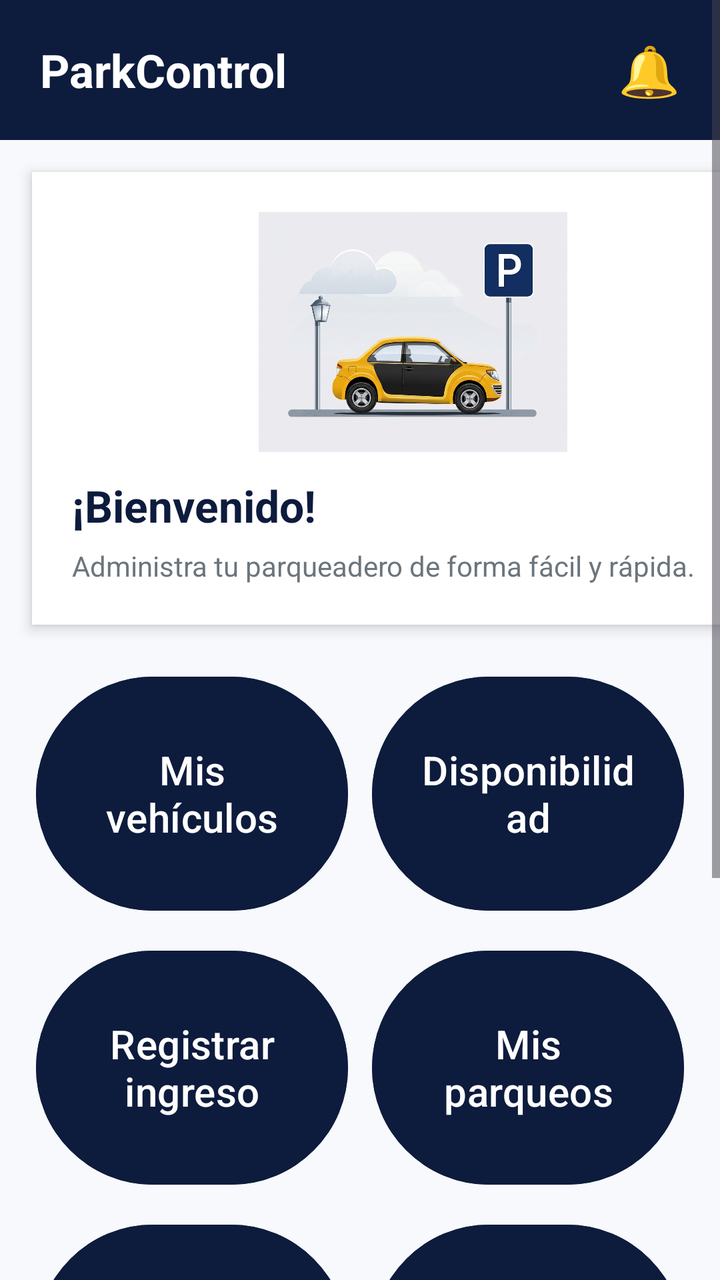
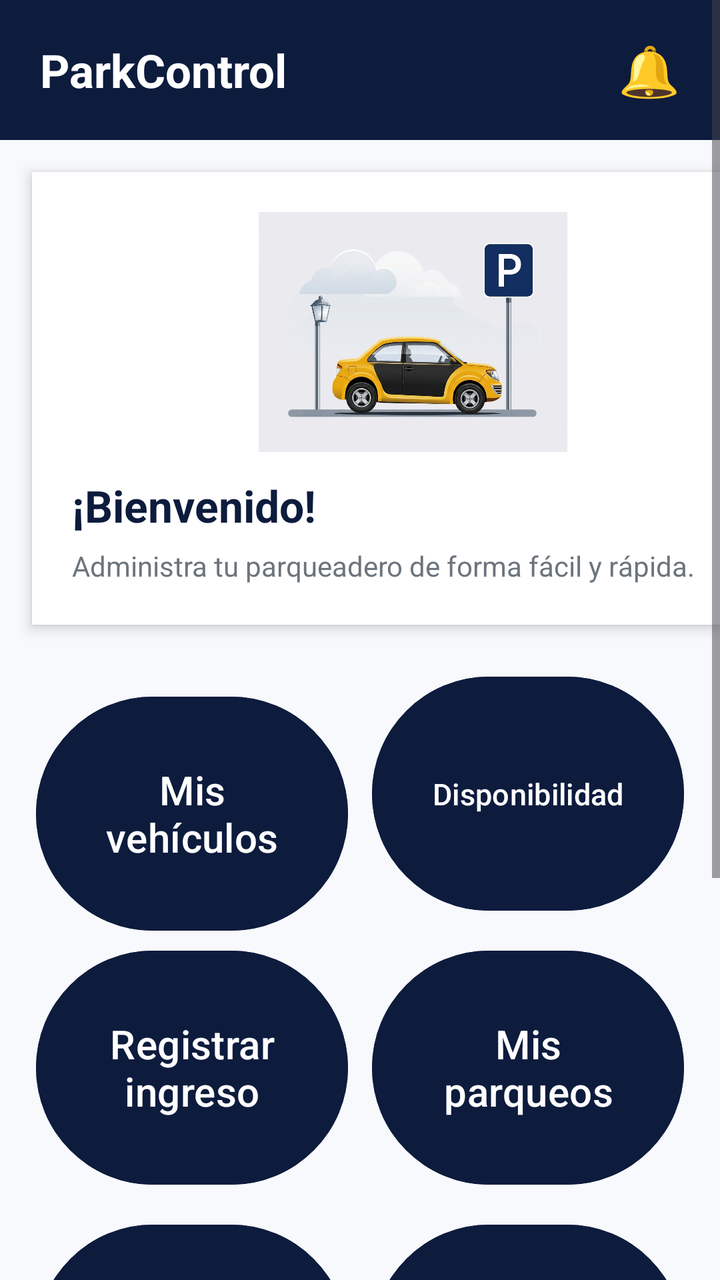

Screens rendered from an Android XML layout before and after an edit, with the pre-edit source and the edit as a unified diff.
<!-- AndroidManifest.xml: application theme Theme.ParkControl -->
<!-- res/layout/mainmenuactivity.xml -->
<?xml version="1.0" encoding="utf-8"?>
<ScrollView xmlns:android="http://schemas.android.com/apk/res/android"
    xmlns:app="http://schemas.android.com/apk/res-auto"
    android:layout_width="match_parent"
    android:layout_height="match_parent"
    android:background="#F7F9FC">

    <LinearLayout
        android:layout_width="match_parent"
        android:layout_height="wrap_content"
        android:orientation="vertical">

        

        <LinearLayout
            android:layout_width="match_parent"
            android:layout_height="70dp"
            android:background="#0D1B3D"
            android:gravity="center_vertical"
            android:orientation="horizontal"
            android:paddingStart="20dp"
            android:paddingEnd="20dp">

            <TextView
                android:layout_width="0dp"
                android:layout_height="wrap_content"
                android:layout_weight="1"
                android:text="ParkControl"
                android:fontFamily=""
                android:textColor="#FFFFFF"
                android:textSize="23sp"
                android:textStyle="bold" />

            <TextView
                android:layout_width="wrap_content"
                android:layout_height="wrap_content"
                android:text="🔔"
                android:textSize="25sp" />

        </LinearLayout>


        


        

        <LinearLayout
            android:layout_width="381dp"
            android:layout_height="wrap_content"
            android:layout_margin="16dp"
            android:background="#FFFFFF"
            android:elevation="4dp"
            android:orientation="vertical"
            android:padding="20dp">

            <ImageView
                android:id="@+id/imgHeader"
                android:layout_width="match_parent"
                android:layout_height="120dp"
                android:layout_marginBottom="12dp"
                android:contentDescription="Ilustración de parqueadero"
                android:scaleType="fitCenter"
                android:src="@drawable/imagenprincipal" />

            <TextView
                android:layout_width="wrap_content"
                android:layout_height="wrap_content"
                android:text="¡Bienvenido!"
                android:textColor="#0D1B3D"
                android:textSize="22sp"
                android:textStyle="bold" />

            <TextView
                android:layout_width="wrap_content"
                android:layout_height="wrap_content"
                android:layout_marginTop="6dp"
                android:text="Administra tu parqueadero de forma fácil y rápida."
                android:textColor="#6C757D"
                android:textSize="14sp" />

        </LinearLayout>

        <LinearLayout
            android:layout_width="match_parent"
            android:layout_height="wrap_content"
            android:orientation="horizontal"
            android:paddingStart="12dp"
            android:paddingEnd="12dp">

            <Button
                android:id="@+id/btnVehiculos"
                android:layout_width="0dp"
                android:layout_height="125dp"
                android:layout_margin="6dp"
                android:layout_weight="1"
                android:text="Mis vehículos"
                android:textColor="#FFFFFF"
                android:textSize="20sp"
                android:backgroundTint="#0D1B3D"/>

            <Button
                android:id="@+id/btnDisponibilidad"
                android:layout_width="0dp"
                android:layout_height="125dp"
                android:layout_margin="6dp"
                android:layout_weight="1"
                android:text="Disponibilidad"
                android:textColor="#FFFFFF"
                android:textSize="20sp"
                android:backgroundTint="#0D1B3D"/>

        </LinearLayout>


        

        <LinearLayout
            android:layout_width="match_parent"
            android:layout_height="wrap_content"
            android:orientation="horizontal"
            android:paddingStart="12dp"
            android:paddingEnd="12dp">

            <Button
                android:id="@+id/btnIngreso"
                android:layout_width="0dp"
                android:layout_height="125dp"
                android:layout_margin="6dp"
                android:layout_weight="1"
                android:text="Registrar ingreso"
                android:textColor="#FFFFFF"
                android:textSize="20sp"
                android:backgroundTint="#0D1B3D" />

            <Button
                android:id="@+id/btnParqueos"
                android:layout_width="0dp"
                android:layout_height="125dp"
                android:layout_margin="6dp"
                android:layout_weight="1"
                android:text="Mis parqueos"
                android:textColor="#FFFFFF"
                android:textSize="20sp"
                android:backgroundTint="#0D1B3D"/>

        </LinearLayout>


        

        <LinearLayout
            android:layout_width="match_parent"
            android:layout_height="wrap_content"
            android:orientation="horizontal"
            android:paddingStart="12dp"
            android:paddingEnd="12dp">

            <Button
                android:id="@+id/btnHistorial"
                android:layout_width="0dp"
                android:layout_height="125dp"
                android:layout_margin="6dp"
                android:layout_weight="1"
                android:text="Historial"
                android:textColor="#FFFFFF"
                android:textSize="20sp"
                android:backgroundTint="#0D1B3D" />

            <Button
                android:id="@+id/btnPerfil"
                android:layout_width="0dp"
                android:layout_height="125dp"
                android:layout_margin="6dp"
                android:layout_weight="1"
                android:text="Mi perfil"
                android:textColor="#FFFFFF"
                android:textSize="20sp"
                android:backgroundTint="#0D1B3D" />

        </LinearLayout>

        <LinearLayout
            android:layout_width="381dp"
            android:layout_height="wrap_content"
            android:layout_margin="16dp"
            android:background="#FFFFFF"
            android:elevation="4dp"
            android:orientation="vertical"
            android:padding="15dp">

            <ImageView
                android:id="@+id/imgParkControlLogo"
                android:layout_width="match_parent"
                android:layout_height="120dp"
                android:layout_marginBottom="12dp"
                android:contentDescription="Ilustración de parqueadero"
                android:scaleType="fitCenter"
                android:src="@drawable/parkcontrol" />

        </LinearLayout>


    </LinearLayout>

</ScrollView>
<!-- resources referenced by this layout -->
<resources>
  <!-- drawable imagenprincipal: jpg bitmap (drawable, 300899 bytes) -->
  <!-- drawable parkcontrol: jpg bitmap (drawable, 93744 bytes) -->
  <style name="Theme.ParkControl" parent="Base.Theme.ParkControl" />
  <style name="Base.Theme.ParkControl" parent="Theme.Material3.DayNight.NoActionBar">
          
          
      </style>
</resources>

<!-- the commit's change to res/layout/mainmenuactivity.xml (unified diff, before → after) -->
@@ -107,7 +107,7 @@
                 android:layout_weight="1"
                 android:text="Disponibilidad"
                 android:textColor="#FFFFFF"
-                android:textSize="20sp"
+                android:textSize="15sp"
                 android:backgroundTint="#0D1B3D"/>
 
         </LinearLayout>
